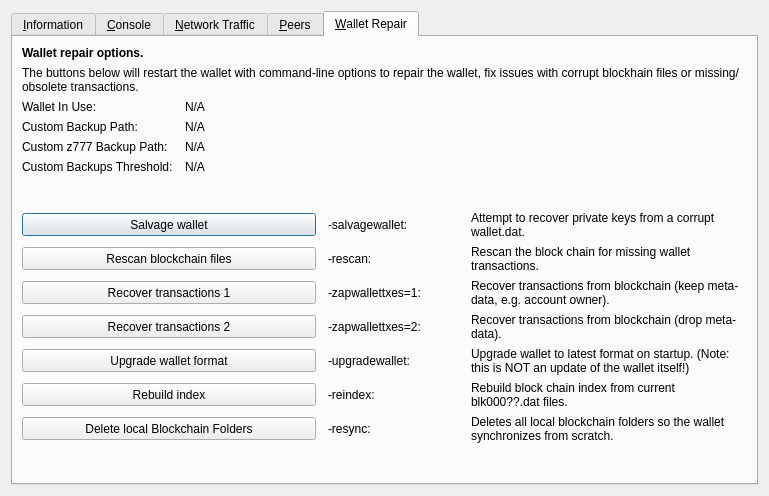
decenomy/DSW, file src/qt/forms/rpcconsole.ui: the form before one commit.
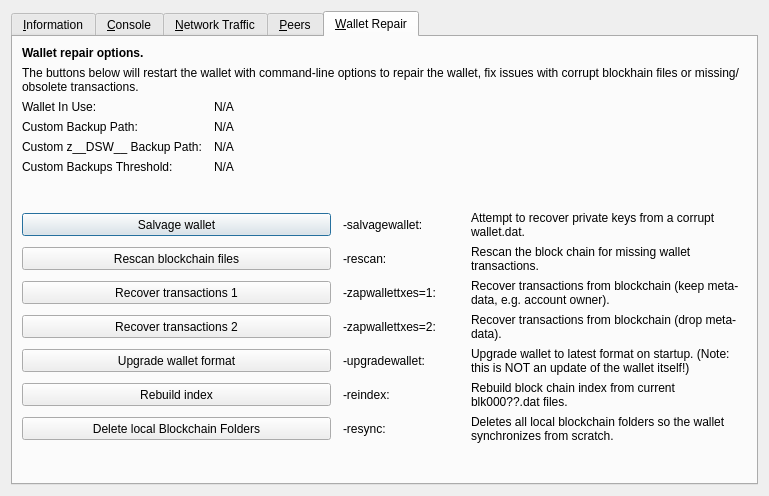
The form after the commit. The open tabs and pages were chosen to show the change. Icons and pictures are not drawn. Custom widgets are drawn as their Qt base class.

```diff
--- a/src/qt/forms/rpcconsole.ui
+++ b/src/qt/forms/rpcconsole.ui
@@ -1333,7 +1333,7 @@
           <bool>false</bool>
          </property>
          <property name="text">
-          <string>Custom z777 Backup Path:</string>
+          <string>Custom z__DSW__ Backup Path:</string>
          </property>
         </widget>
        </item>
```
Left out of the diff: 2 changed lines with no effect on the pictures.
